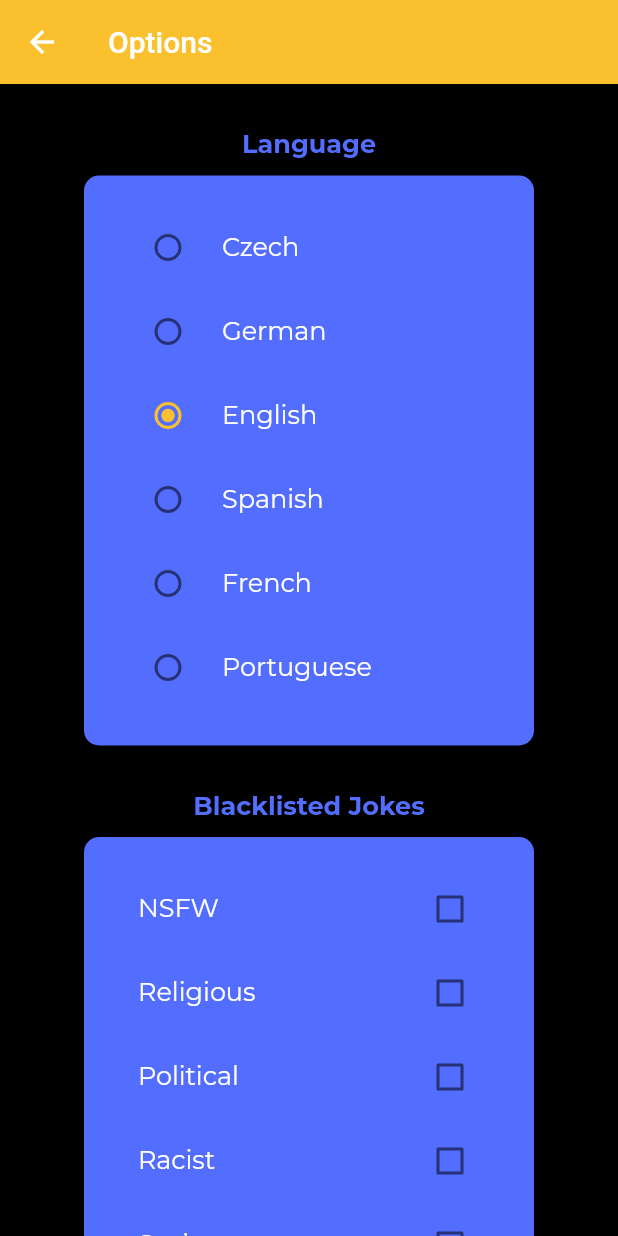
After one commit to airwick989/jokeM, a Flutter app: the Options screen opened directly, on a phone screen of 412 x 824 dp. The commit adds this screen. Run offline on Flutter 3.47's test engine with Material 2 defaults, Android fonts, the phone set to English and light mode, and no system bars; our stand-ins replace google_fonts; missing offline and left inert: vertical_card_pager.

Commit message:
Implemented options menu UI

```diff
--- a/joke_m/lib/categories.dart
+++ b/joke_m/lib/categories.dart
@@ -1,7 +1,6 @@
 import 'dart:ui';
 import 'package:flutter/material.dart';
 import 'mycolors.dart' as mycolors;
-import 'package:google_fonts/google_fonts.dart';
 import 'package:vertical_card_pager/vertical_card_pager.dart';
 
 Color primaryColor = mycolors.CustomColors.primaryColor;
--- a/joke_m/lib/menu.dart
+++ b/joke_m/lib/menu.dart
@@ -4,6 +4,7 @@ import 'mycolors.dart' as mycolors;
 import 'package:google_fonts/google_fonts.dart';
 import 'package:vertical_card_pager/vertical_card_pager.dart';
 import 'categories.dart' as categories;
+import 'options.dart' as options;
 
 Color primaryColor = mycolors.CustomColors.primaryColor;
 Color secondaryColor = mycolors.CustomColors.secondaryColor;
@@ -107,7 +108,10 @@ void navigate(int index, BuildContext context){
     //do something
       break;
     case 2:
-    //do something
+      Navigator.push(
+        context,
+        MaterialPageRoute(builder: (context) => options.Options()),
+      );
       break;
     case 3:
     //do something
--- /dev/null
+++ b/joke_m/lib/options.dart
@@ -0,0 +1,332 @@
+import 'package:flutter/material.dart';
+import 'mycolors.dart' as mycolors;
+import 'package:google_fonts/google_fonts.dart';
+
+Color primaryColor = mycolors.CustomColors.primaryColor;
+Color secondaryColor = mycolors.CustomColors.secondaryColor;
+
+enum Languages { Czech, German, English, Spanish, French, Portuguese}
+enum Blacklist { nsfw, religious, political, racist, sexist, explicit}
+
+class Options extends StatefulWidget {
+  const Options({super.key});
+
+  @override
+  _OptionsState createState() => _OptionsState();
+}
+
+class _OptionsState extends State<Options> {
+
+  var _selectedLanguage = Languages.English;
+  var _selectedBlacklist = Set<Blacklist>();
+  var _skipIntro = false;
+
+  @override
+  void initState() {
+    // TODO: implement initState
+    super.initState();
+
+  }
+
+  @override
+  Widget build(BuildContext context) {
+    return Scaffold(
+      appBar: AppBar(
+        title: Text('Options'),
+        backgroundColor: primaryColor,
+      ),
+      backgroundColor: Colors.black,
+      //hit Ctrl+space in intellij to know what are the options you can use in flutter widgets
+      body: SingleChildScrollView(
+        child: Column(
+            children: <Widget>[
+              Column(
+                  children: <Widget>[
+                    const SizedBox(
+                      height: 30,
+                    ),
+                    Text('Language',
+                      style: GoogleFonts.montserrat(
+                          textStyle: TextStyle(
+                            color: secondaryColor,
+                            fontSize: 17,
+                            fontWeight: FontWeight.bold,
+                          )),
+                    ),
+                    const SizedBox(
+                      height: 10,
+                    ),
+                    Center(
+                      child: Container(
+                        alignment: Alignment.center,
+                        height: 380,
+                        width: 300,
+                        decoration: BoxDecoration(
+                          color: secondaryColor,
+                          borderRadius: const BorderRadius.all(Radius.circular(10)),
+                        ),
+                        child: Container(
+                          margin: const EdgeInsets.all(20.0),
+                          child: ListView(
+                            children: [
+                              RadioListTile(
+                                  title: Text("Czech",
+                                    style: GoogleFonts.montserrat(
+                                        textStyle: const TextStyle(
+                                          color: Colors.white,
+                                          fontSize: 17,
+                                        ))),
+                                activeColor: primaryColor,
+                                  value: Languages.Czech,
+                                  groupValue: _selectedLanguage,
+                                  onChanged: (newValue) => setState(() => _selectedLanguage = newValue!),
+                              ),
+                              RadioListTile(
+                                title: Text("German",
+                                    style: GoogleFonts.montserrat(
+                                        textStyle: const TextStyle(
+                                          color: Colors.white,
+                                          fontSize: 17,
+                                        ))),
+                                activeColor: primaryColor,
+                                value: Languages.German,
+                                groupValue: _selectedLanguage,
+                                onChanged: (newValue) => setState(() => _selectedLanguage = newValue!),
+                              ),
+                              RadioListTile(
+                                title: Text("English",
+                                    style: GoogleFonts.montserrat(
+                                        textStyle: const TextStyle(
+                                          color: Colors.white,
+                                          fontSize: 17,
+                                        ))),
+                                activeColor: primaryColor,
+                                value: Languages.English,
+                                groupValue: _selectedLanguage,
+                                onChanged: (newValue) => setState(() => _selectedLanguage = newValue!),
+                              ),
+                              RadioListTile(
+                                title: Text("Spanish",
+                                    style: GoogleFonts.montserrat(
+                                        textStyle: const TextStyle(
+                                          color: Colors.white,
+                                          fontSize: 17,
+                                        ))),
+                                activeColor: primaryColor,
+                                value: Languages.Spanish,
+                                groupValue: _selectedLanguage,
+                                onChanged: (newValue) => setState(() => _selectedLanguage = newValue!),
+                              ),
+                              RadioListTile(
+                                title: Text("French",
+                                    style: GoogleFonts.montserrat(
+                                        textStyle: const TextStyle(
+                                          color: Colors.white,
+                                          fontSize: 17,
+                                        ))),
+                                activeColor: primaryColor,
+                                value: Languages.French,
+                                groupValue: _selectedLanguage,
+                                onChanged: (newValue) => setState(() => _selectedLanguage = newValue!),
+                              ),
+                              RadioListTile(
+                                title: Text("Portuguese",
+                                    style: GoogleFonts.montserrat(
+                                        textStyle: const TextStyle(
+                                          color: Colors.white,
+                                          fontSize: 17,
+                                        ))),
+                                activeColor: primaryColor,
+                                value: Languages.Portuguese,
+                                groupValue: _selectedLanguage,
+                                onChanged: (newValue) => setState(() => _selectedLanguage = newValue!),
+                              ),
+                            ],
+                          ),
+                        ),
+                      )
+                    ),
+                    const SizedBox(
+                      height: 30,
+                    ),
+                    Text('Blacklisted Jokes',
+                      style: GoogleFonts.montserrat(
+                          textStyle: TextStyle(
+                            color: secondaryColor,
+                            fontSize: 17,
+                            fontWeight: FontWeight.bold,
+                          )),
+                    ),
+                    const SizedBox(
+                      height: 10,
+                    ),
+                    Center(
+                        child: Container(
+                          alignment: Alignment.center,
+                          height: 380,
+                          width: 300,
+                          decoration: BoxDecoration(
+                            color: secondaryColor,
+                            borderRadius: const BorderRadius.all(Radius.circular(10)),
+                          ),
+                          child: Container(
+                            margin: const EdgeInsets.all(20.0),
+                            child: ListView(
+                              children: [
+                                CheckboxListTile(
+                                    title: Text("NSFW",
+                                        style: GoogleFonts.montserrat(
+                                            textStyle: const TextStyle(
+                                              color: Colors.white,
+                                              fontSize: 17,
+                                            ))),
+                                    activeColor: primaryColor,
+                                    value: _selectedBlacklist.contains(Blacklist.nsfw),
+                                    onChanged: (_){
+                                      setState(() {
+                                        _selectedBlacklist.contains(Blacklist.nsfw) //if
+                                            ? _selectedBlacklist.remove(Blacklist.nsfw) //do if true
+                                            : _selectedBlacklist.add(Blacklist.nsfw); //else
+                                      });
+                                    }
+                                ),
+                                CheckboxListTile(
+                                    title: Text("Religious",
+                                        style: GoogleFonts.montserrat(
+                                            textStyle: const TextStyle(
+                                              color: Colors.white,
+                                              fontSize: 17,
+                                            ))),
+                                    activeColor: primaryColor,
+                                    value: _selectedBlacklist.contains(Blacklist.religious),
+                                    onChanged: (_){
+                                      setState(() {
+                                        _selectedBlacklist.contains(Blacklist.religious) //if
+                                            ? _selectedBlacklist.remove(Blacklist.religious) //do if true
+                                            : _selectedBlacklist.add(Blacklist.religious); //else
+                                      });
+                                    }
+                                ),
+                                CheckboxListTile(
+                                    title: Text("Political",
+                                        style: GoogleFonts.montserrat(
+                                            textStyle: const TextStyle(
+                                              color: Colors.white,
+                                              fontSize: 17,
+                                            ))),
+                                    activeColor: primaryColor,
+                                    value: _selectedBlacklist.contains(Blacklist.political),
+                                    onChanged: (_){
+                                      setState(() {
+                                        _selectedBlacklist.contains(Blacklist.political) //if
+                                            ? _selectedBlacklist.remove(Blacklist.political) //do if true
+                                            : _selectedBlacklist.add(Blacklist.political); //else
+                                      });
+                                    }
+                                ),
+                                CheckboxListTile(
+                                    title: Text("Racist",
+                                        style: GoogleFonts.montserrat(
+                                            textStyle: const TextStyle(
+                                              color: Colors.white,
+                                              fontSize: 17,
+                                            ))),
+                                    activeColor: primaryColor,
+                                    value: _selectedBlacklist.contains(Blacklist.racist),
+                                    onChanged: (_){
+                                      setState(() {
+                                        _selectedBlacklist.contains(Blacklist.racist) //if
+                                            ? _selectedBlacklist.remove(Blacklist.racist) //do if true
+                                            : _selectedBlacklist.add(Blacklist.racist); //else
+                                      });
+                                    }
+                                ),
+                                CheckboxListTile(
+                                    title: Text("Sexist",
+                                        style: GoogleFonts.montserrat(
+                                            textStyle: const TextStyle(
+                                              color: Colors.white,
+                                              fontSize: 17,
+                                            ))),
+                                    activeColor: primaryColor,
+                                    value: _selectedBlacklist.contains(Blacklist.sexist),
+                                    onChanged: (_){
+                                      setState(() {
+                                        _selectedBlacklist.contains(Blacklist.sexist) //if
+                                            ? _selectedBlacklist.remove(Blacklist.sexist) //do if true
+                                            : _selectedBlacklist.add(Blacklist.sexist); //else
+                                      });
+                                    }
+                                ),
+                                CheckboxListTile(
+                                    title: Text("Explicit",
+                                        style: GoogleFonts.montserrat(
+                                            textStyle: const TextStyle(
+                                              color: Colors.white,
+                                              fontSize: 17,
+                                            ))),
+                                    activeColor: primaryColor,
+                                    value: _selectedBlacklist.contains(Blacklist.explicit),
+                                    onChanged: (_){
+                                      setState(() {
+                                        _selectedBlacklist.contains(Blacklist.explicit) //if
+                                            ? _selectedBlacklist.remove(Blacklist.explicit) //do if true
+                                            : _selectedBlacklist.add(Blacklist.explicit); //else
+                                      });
+                                    }
+                                ),
+                              ],
+                            )
+                          ),
+                        )
+                    ),
+                    const SizedBox(
+                      height: 30,
+                    ),
+                    Text('Skip Welcome Sceens?',
+                      style: GoogleFonts.montserrat(
+                          textStyle: TextStyle(
+                            color: secondaryColor,
+                            fontSize: 17,
+                            fontWeight: FontWeight.bold,
+                          )),
+                    ),
+                    const SizedBox(
+                      height: 10,
+                    ),
+                    Center(
+                        child: Container(
+                          alignment: Alignment.center,
+                          height: 100,
+                          width: 300,
+                          decoration: BoxDecoration(
+                            color: secondaryColor,
+                            borderRadius: const BorderRadius.all(Radius.circular(10)),
+                          ),
+                          child: Container(
+                              margin: const EdgeInsets.all(20.0),
+                              child: SwitchListTile(
+                                title: Text("Skip",
+                                    style: GoogleFonts.montserrat(
+                                        textStyle: const TextStyle(
+                                          color: Colors.white,
+                                          fontSize: 17,
+                                        ))),
+                                activeColor: primaryColor,
+                                value: _skipIntro,
+                                onChanged: (newValue) =>
+                                    setState(() =>
+                                      _skipIntro = newValue
+                                    ),
+                              )
+                          ),
+                        )
+                    ),
+                  ],
+                ),
+            ]
+        ),
+      )
+    );
+  }
+}
--- a/joke_m/pubspec.yaml
+++ b/joke_m/pubspec.yaml
@@ -50,6 +50,9 @@ dev_dependencies:
 
   google_fonts: ^3.0.1
   vertical_card_pager: ^1.4.0
+  cupertino_icons: ^1.0.5
+  flutter_launcher_icons: ^0.9.2
+  shared_preferences: ^2.0.15
 
 # For information on the generic Dart part of this file, see the
 # following page: https://dart.dev/tools/pub/pubspec
```
Also changed, not shown: joke_m/pubspec.lock, 1 other file.
